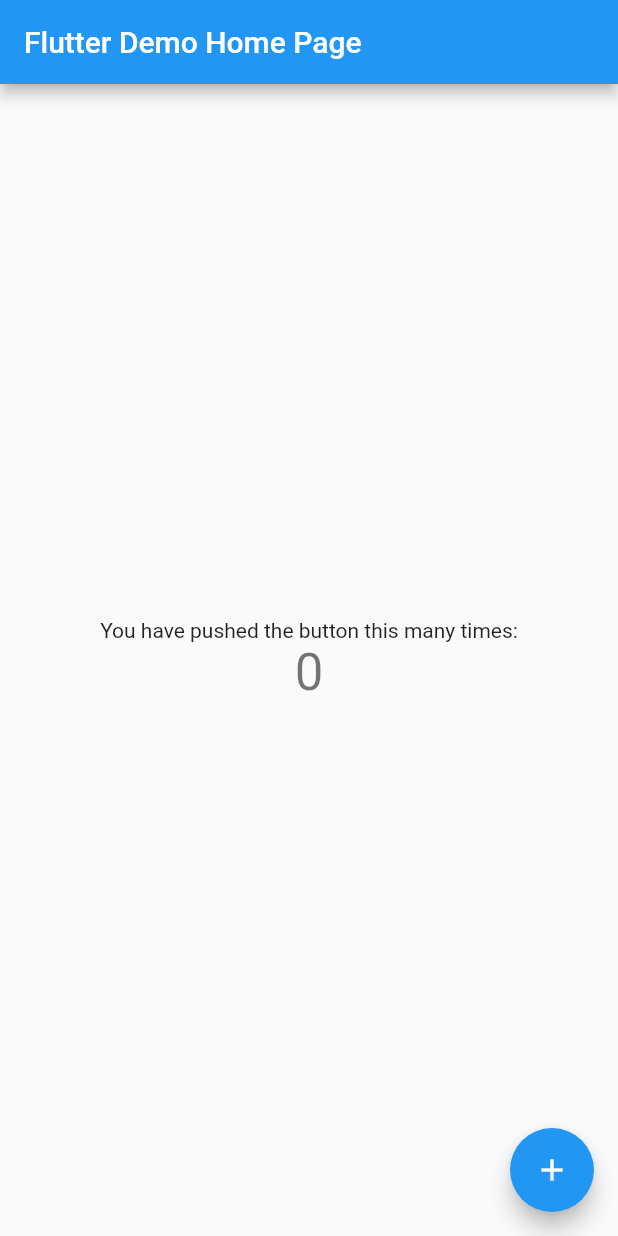
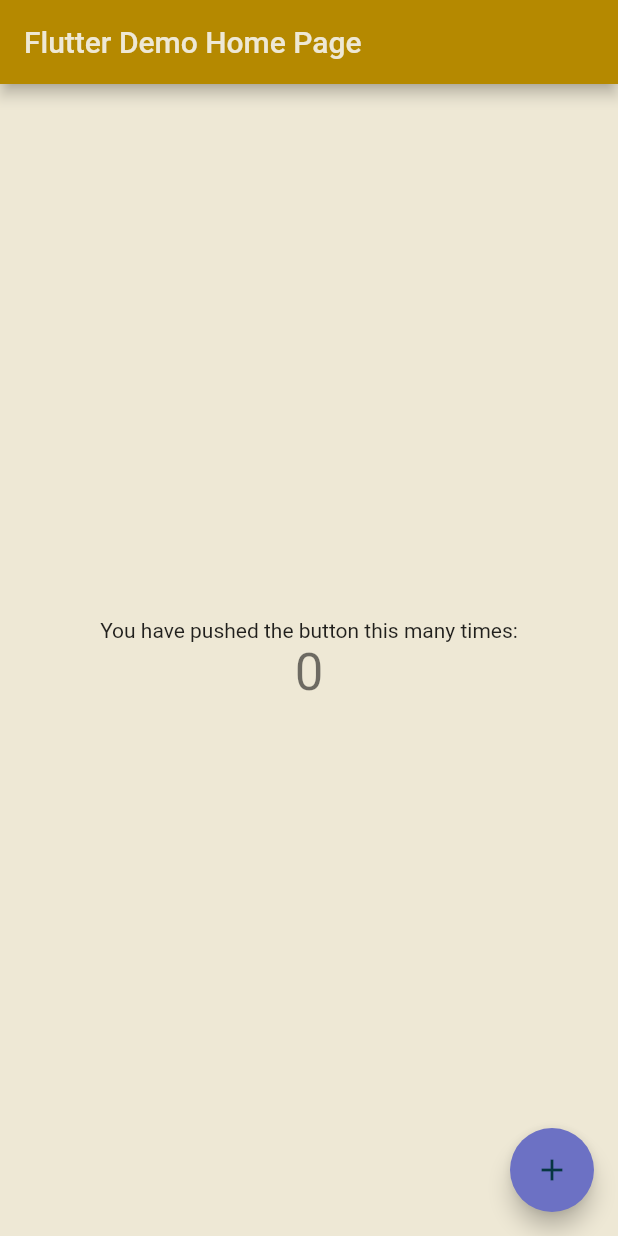
Before and after one commit to ioridev/solarized_theme, a Flutter app: the screen it shows after launch, on a phone screen of 412 x 824 dp. Run offline on Flutter 3.47's test engine with Material 2 defaults, Android fonts, the phone set to English and light mode, and no system bars.

Commit message:
thema 適応

```diff
--- a/example/lib/main.dart
+++ b/example/lib/main.dart
@@ -1,4 +1,5 @@
 import 'package:flutter/material.dart';
+import 'package:solarized_thema/solarized_thema.dart';
 
 void main() {
   runApp(const MyApp());
@@ -12,18 +13,8 @@ class MyApp extends StatelessWidget {
   Widget build(BuildContext context) {
     return MaterialApp(
       title: 'Flutter Demo',
-      theme: ThemeData(
-        // This is the theme of your application.
-        //
-        // Try running your application with "flutter run". You'll see the
-        // application has a blue toolbar. Then, without quitting the app, try
-        // changing the primarySwatch below to Colors.green and then invoke
-        // "hot reload" (press "r" in the console where you ran "flutter run",
-        // or simply save your changes to "hot reload" in a Flutter IDE).
-        // Notice that the counter didn't reset back to zero; the application
-        // is not restarted.
-        primarySwatch: Colors.blue,
-      ),
+      theme: buildSolarizedTheme(light: true),
+      darkTheme: buildSolarizedTheme(light: false),
       home: const MyHomePage(title: 'Flutter Demo Home Page'),
     );
   }
```
